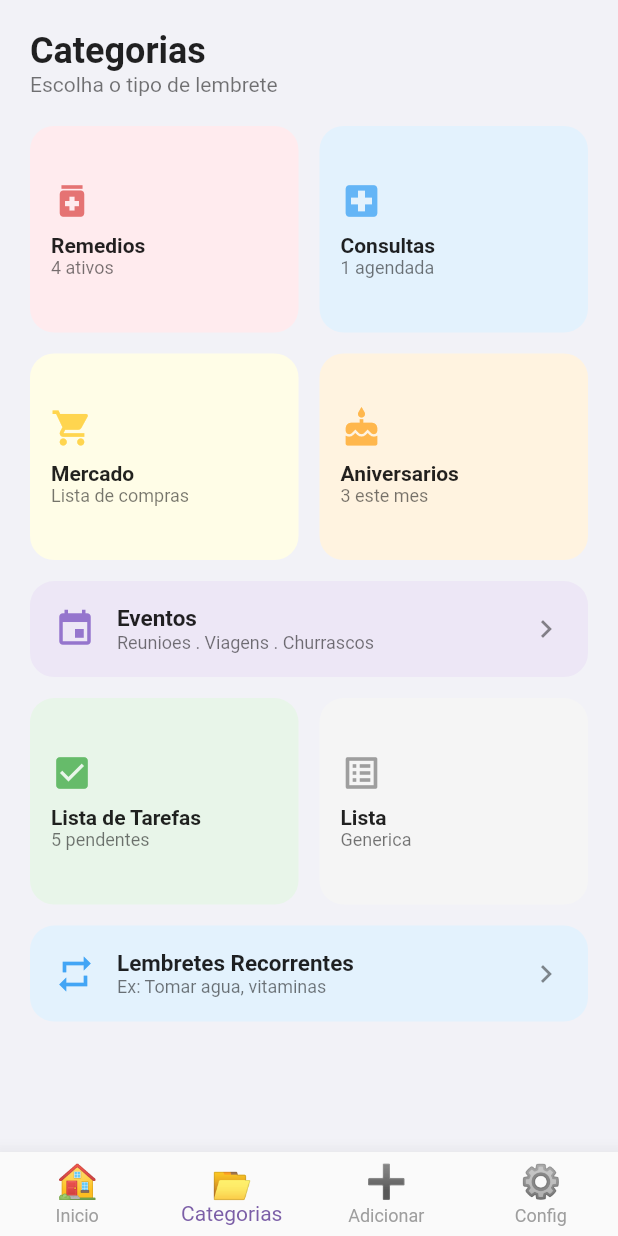
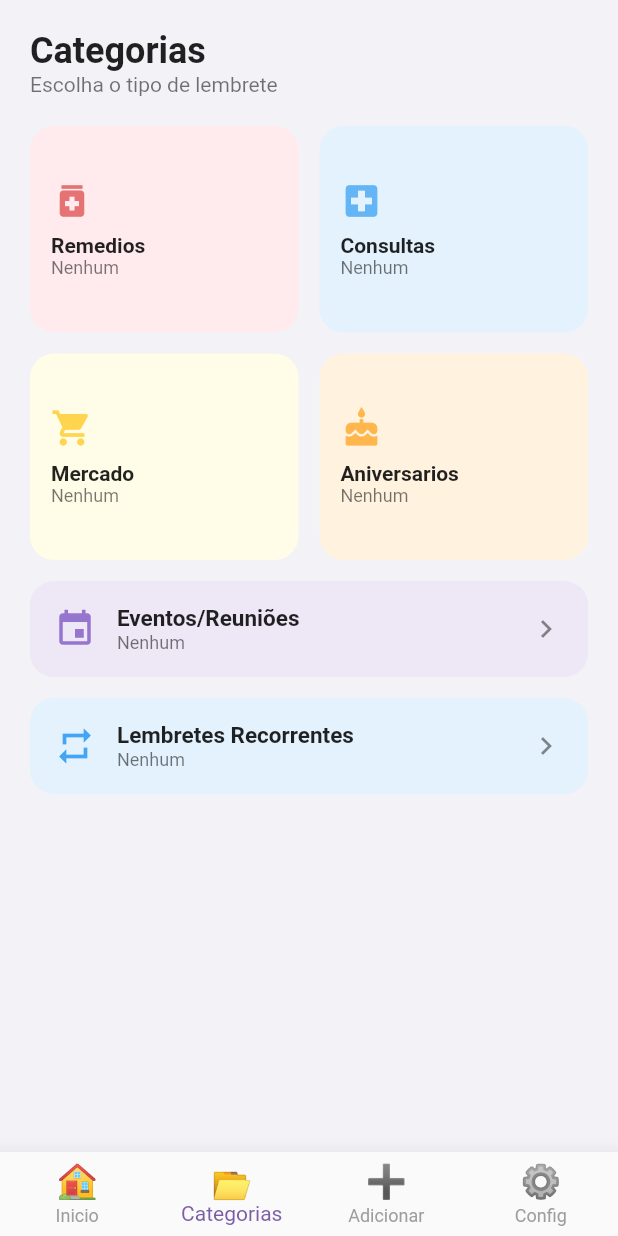
Before and after one commit to fasterdrible-lab/ME-LEMBRA-AI, a Flutter app: the screen it shows once a user with an empty profile is signed in, item 2 of the bottom bar chosen, on a phone screen of 412 x 824 dp. Run offline on Flutter 3.47's test engine with Material 3 defaults, Android fonts, the phone set to English and light mode, and no system bars; our stand-ins replace cloud_firestore, firebase_auth, firebase_core, flutter_local_notifications, shared_preferences, timezone; accounts and stored records are empty.

```diff
--- a/me_lembra_ai/lib/categories_screen.dart
+++ b/me_lembra_ai/lib/categories_screen.dart
@@ -1,10 +1,29 @@
 import 'package:flutter/material.dart';
+import 'services/reminder_service.dart';
+import 'models/reminder.dart';
 
 class CategoriesScreen extends StatelessWidget {
   const CategoriesScreen({super.key});
 
   @override
   Widget build(BuildContext context) {
+    return StreamBuilder<List<Reminder>>(
+      stream: ReminderService.stream(),
+      builder: (context, snapshot) {
+        final all = snapshot.data ?? [];
+
+        final remedios = all.where((r) => r.type == 'Remedio').length;
+        final consultas = all.where((r) => r.type == 'Consulta').length;
+        final mercado = all.where((r) => r.type == 'Mercado').length;
+        final aniversarios = all.where((r) => r.type == 'Aniversario').length;
+        final eventos = all.where((r) => r.type == 'Reuniao').length;
+        final recorrentes = all.where((r) => r.repeat != 'unico').length;
+
+        String _label(int count, String singular) {
+          if (count == 0) return 'Nenhum';
+          return '$count ativo(s)';
+        }
+
         return SafeArea(
           child: SingleChildScrollView(
             padding: const EdgeInsets.all(20),
@@ -24,33 +43,36 @@ class CategoriesScreen extends StatelessWidget {
                   mainAxisSpacing: 14,
                   childAspectRatio: 1.3,
                   children: [
-                _catCard('Remedios', '4 ativos', Icons.medication, const Color(0xFFFFEBEE), const Color(0xFFE57373)),
-                _catCard('Consultas', '1 agendada', Icons.local_hospital, const Color(0xFFE3F2FD), const Color(0xFF64B5F6)),
-                _catCard('Mercado', 'Lista de compras', Icons.shopping_cart, const Color(0xFFFFFDE7), const Color(0xFFFFD54F)),
-                _catCard('Aniversarios', '3 este mes', Icons.cake, const Color(0xFFFFF3E0), const Color(0xFFFFB74D)),
+                    _catCard('Remedios', _label(remedios, 'ativo'), Icons.medication, const Color(0xFFFFEBEE), const Color(0xFFE57373)),
+                    _catCard('Consultas', _label(consultas, 'agendada'), Icons.local_hospital, const Color(0xFFE3F2FD), const Color(0xFF64B5F6)),
+                    _catCard('Mercado', _label(mercado, 'item'), Icons.shopping_cart, const Color(0xFFFFFDE7), const Color(0xFFFFD54F)),
+                    _catCard('Aniversarios', _label(aniversarios, 'este mês'), Icons.cake, const Color(0xFFFFF3E0), const Color(0xFFFFB74D)),
                   ],
                 ),
                 const SizedBox(height: 14),
-            _catCardLarge('Eventos', 'Reunioes . Viagens . Churrascos', Icons.event, const Color(0xFFEDE7F6), const Color(0xFF9575CD), true),
-            const SizedBox(height: 14),
-            GridView.count(
-              shrinkWrap: true,
-              physics: const NeverScrollableScrollPhysics(),
-              crossAxisCount: 2,
-              crossAxisSpacing: 14,
-              mainAxisSpacing: 14,
-              childAspectRatio: 1.3,
-              children: [
-                _catCard('Lista de Tarefas', '5 pendentes', Icons.check_box, const Color(0xFFE8F5E9), const Color(0xFF66BB6A)),
-                _catCard('Lista', 'Generica', Icons.list_alt, const Color(0xFFF5F5F5), const Color(0xFF9E9E9E)),
-              ],
+                _catCardLarge(
+                  'Eventos/Reuniões',
+                  eventos == 0 ? 'Nenhum' : '$eventos agendado(s)',
+                  Icons.event,
+                  const Color(0xFFEDE7F6),
+                  const Color(0xFF9575CD),
+                  true,
                 ),
                 const SizedBox(height: 14),
-            _catCardLarge('Lembretes Recorrentes', 'Ex: Tomar agua, vitaminas', Icons.repeat, const Color(0xFFE3F2FD), const Color(0xFF42A5F5), true),
+                _catCardLarge(
+                  'Lembretes Recorrentes',
+                  recorrentes == 0 ? 'Nenhum' : '$recorrentes ativo(s)',
+                  Icons.repeat,
+                  const Color(0xFFE3F2FD),
+                  const Color(0xFF42A5F5),
+                  true,
+                ),
                 const SizedBox(height: 80),
               ],
             ),
           ),
+        );
+      },
     );
   }
 
--- a/me_lembra_ai/lib/models/reminder.dart
+++ b/me_lembra_ai/lib/models/reminder.dart
@@ -53,4 +53,30 @@ class Reminder {
         'perfil': perfil,
         'createdAt': FieldValue.serverTimestamp(),
       };
+
+  Reminder copyWith({
+    String? id,
+    String? userId,
+    String? title,
+    String? type,
+    String? description,
+    DateTime? dateTime,
+    String? repeat,
+    String? notification,
+    bool? confirmed,
+    String? perfil,
+  }) {
+    return Reminder(
+      id: id ?? this.id,
+      userId: userId ?? this.userId,
+      title: title ?? this.title,
+      type: type ?? this.type,
+      description: description ?? this.description,
+      dateTime: dateTime ?? this.dateTime,
+      repeat: repeat ?? this.repeat,
+      notification: notification ?? this.notification,
+      confirmed: confirmed ?? this.confirmed,
+      perfil: perfil ?? this.perfil,
+    );
+  }
 }
--- a/me_lembra_ai/lib/services/reminder_service.dart
+++ b/me_lembra_ai/lib/services/reminder_service.dart
@@ -48,6 +48,12 @@ class ReminderService {
     await _col.doc(id).update({'confirmed': true});
   }
 
+  // Atualizar lembrete existente
+  static Future<void> update(Reminder reminder) async {
+    if (_userId == null) return;
+    await _col.doc(reminder.id).update(reminder.toFirestore());
+  }
+
   // Migrar dados antigos do SharedPreferences para Firestore
   static Future<void> migrarSharedPreferences(
       List<String> rawList, String perfil) async {
```
Also changed, not shown: me_lembra_ai/lib/edit_reminder_screen.dart (added, +294 -0 lines), me_lembra_ai/lib/reminders_screen.dart (+11 -0 lines). Lines whose indentation alone changed are shown as unchanged.
